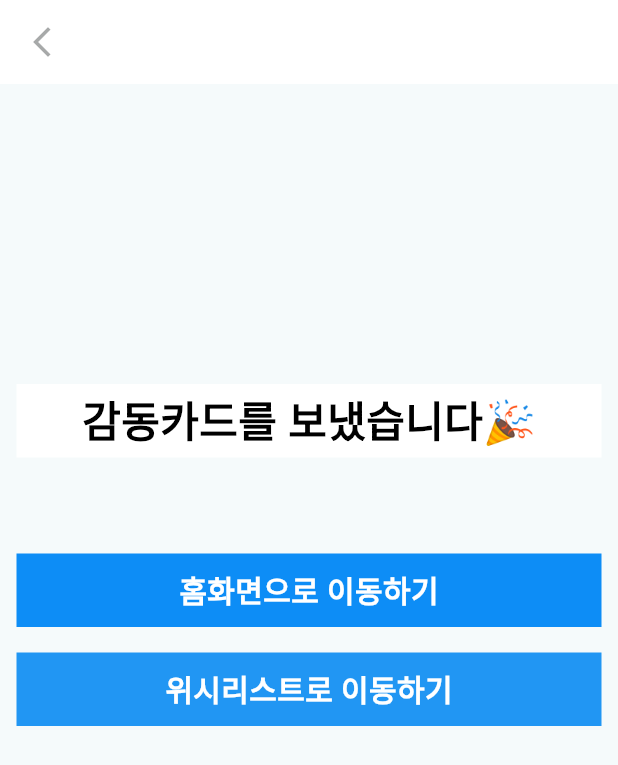
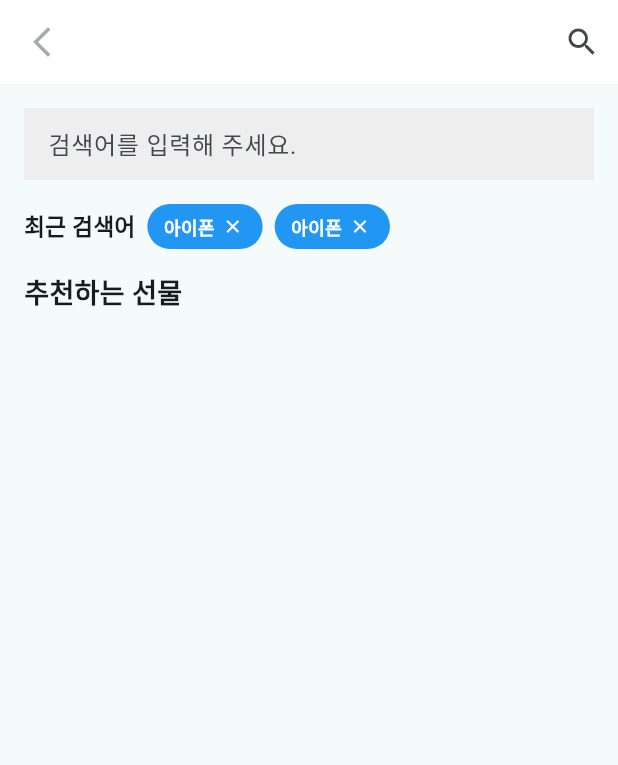
Before and after one commit to GK-solutionMD-2023-4th/seonmulbug, a Flutter app: the screen it shows after launch, on a phone screen of 412 x 824 dp. Shown: the top 765 px of the screen. Run offline on Flutter 3.47's test engine with Material 3 defaults, Android fonts, the phone set to English and light mode, and no system bars; our stand-ins replace percent_indicator; Roboto replaces fonts that are missing (NanumGothic).

Commit message:
검색 페이지

```diff
--- a/lib/main.dart
+++ b/lib/main.dart
@@ -1,7 +1,7 @@
 import 'package:flutter/material.dart';
 //import 'package:seonmulbug/wishlist.dart';
 //import 'package:seonmulbug/fundinginput.dart';
-import 'rookie3.dart';
+import 'rookie4.dart';
 
 
 
--- a/lib/rookie4.dart
+++ b/lib/rookie4.dart
@@ -0,0 +1,188 @@
+import 'package:flutter/material.dart';
+
+class MyApp extends StatelessWidget {
+  const MyApp({super.key});
+
+  @override
+  Widget build(BuildContext context) {
+    return MaterialApp(
+      title: 'Flutter Demo',
+      theme: ThemeData(
+        colorScheme: ColorScheme.fromSeed(seedColor: Colors.white),
+        useMaterial3: true,
+      ),
+      home: const MyHomePage(title: ''),
+    );
+  }
+}
+
+class MyHomePage extends StatefulWidget {
+  const MyHomePage({super.key, required this.title});
+  final String title;
+
+  @override
+  State<MyHomePage> createState() => _MyHomePageState();
+}
+
+class _MyHomePageState extends State<MyHomePage> {
+  void _incrementCounter() {
+    setState(() {
+      // This call to setState tells the Flutter framework that something has
+      // changed in this State, which causes it to rerun the build method below
+      // so that the display can reflect the updated values. If we changed
+      // _counter without calling setState(), then the build method would not be
+      // called again, and so nothing would appear to happen.
+    });
+  }
+
+  @override
+  Widget build(BuildContext context) {
+    return Scaffold(
+      appBar: AppBar(
+        backgroundColor: Colors.white,
+        title: Text(widget.title),
+        leading:
+            IconButton(icon: Icon(Icons.arrow_back_ios_new), onPressed: null),
+        actions: [
+          IconButton(
+            icon: Icon(Icons.search),
+            onPressed: () {
+              // TODO: 돋보기 아이콘을 눌렀을 때 수행할 동작을 추가하세요.
+              print('돋보기 아이콘을 눌렀습니다.');
+            },
+          ),
+        ],
+      ),
+      body: Padding(
+        padding: const EdgeInsets.all(16.0),
+        child: Column(
+          crossAxisAlignment: CrossAxisAlignment.start,
+          children: [
+            // 검색어 입력 부분
+            TextField(
+              decoration: InputDecoration(
+                hintText: '검색어를 입력해 주세요.',
+                filled: true,
+                fillColor: Colors.grey[200],
+                border: InputBorder.none,
+              ),
+              onChanged: (text) {
+                // TODO: 검색어 입력 변화 처리
+                print('Typed: $text');
+              },
+            ),
+            SizedBox(height: 16),
+
+            Wrap(
+              spacing: 8.0,
+              runSpacing: 8.0,
+              children: [
+                Row(
+                  children: [
+                    Text(
+              '최근 검색어',
+              style: TextStyle(
+                fontSize: 15,
+                fontWeight: FontWeight.bold,
+              ),
+            ),
+            SizedBox(width: 8),
+            // TODO: 추천 검색어를 나타내는 부분을 추가
+
+                    Container(
+                      padding: EdgeInsets.only(left: 11.0, right: 8.0, top: 3.0, bottom: 3.0),
+                      decoration: BoxDecoration(
+                        color: Colors.blue,
+                        borderRadius: BorderRadius.circular(30.0),
+                      ),
+                      child: Row(
+
+                        children: [
+                          Text(
+                            '아이폰',
+                            style: TextStyle(
+                              fontSize: 12,
+                              fontWeight: FontWeight.bold,
+                              color: Colors.white,
+                            ),
+                          ),
+                          SizedBox(
+                            width: 24,
+                            height: 24,
+                            child: IconButton(
+                              padding: EdgeInsets.zero,
+                              constraints: BoxConstraints(),
+                              icon: Icon(Icons.clear,
+                              size: 14,
+                              color: Colors.white,),
+                              onPressed: () {
+                                // TODO: IconButton 클릭 시 수행할 동작 추가
+                              },
+                            ),
+                          ),
+                        ],
+                      ),
+                    ),
+
+                     SizedBox(width: 8,),
+
+                      Container(
+                      padding: EdgeInsets.only(left: 11.0, right: 8.0, top: 3.0, bottom: 3.0),
+                      decoration: BoxDecoration(
+                        color: Colors.blue,
+                        borderRadius: BorderRadius.circular(30.0),
+                      ),
+                      child: Row(
+
+                        children: [
+                          Text(
+                            '아이폰',
+                            style: TextStyle(
+                              fontSize: 12,
+                              fontWeight: FontWeight.bold,
+                              color: Colors.white,
+                            ),
+                          ),
+                          SizedBox(
+                            width: 24,
+                            height: 24,
+                            child: IconButton(
+                              padding: EdgeInsets.zero,
+                              constraints: BoxConstraints(),
+                              icon: Icon(Icons.clear,
+                              size: 14,
+                              color: Colors.white,),
+                              onPressed: () {
+                                // TODO: IconButton 클릭 시 수행할 동작 추가
+                              },
+                            ),
+                          ),
+                        ],
+                      ),
+                    ),
+
+
+                  ],
+                ),
+              ],
+            ),
+
+
+
+            // 추천하는 선물 부분
+            SizedBox(height: 16),
+            Text(
+              '추천하는 선물',
+              style: TextStyle(
+                fontSize: 18,
+                fontWeight: FontWeight.bold,
+              ),
+            ),
+            SizedBox(height: 8),
+            // TODO: 추천하는 선물을 나타내는 부분을 추가
+          ],
+        ),
+      ),
+    );
+  }
+}
```
